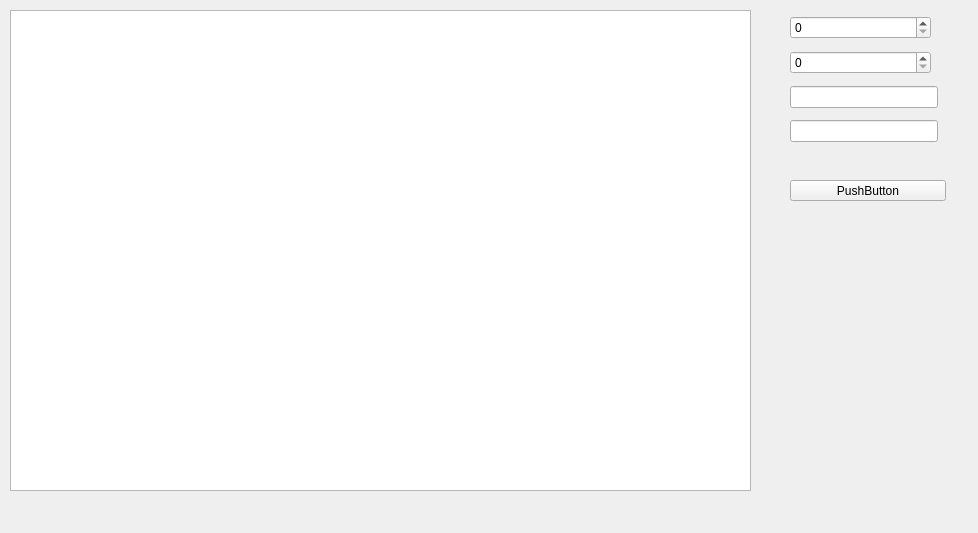
First picture: the form in docking/mainwindow.ui, repository edirab/Studying-Qt, before the edit.
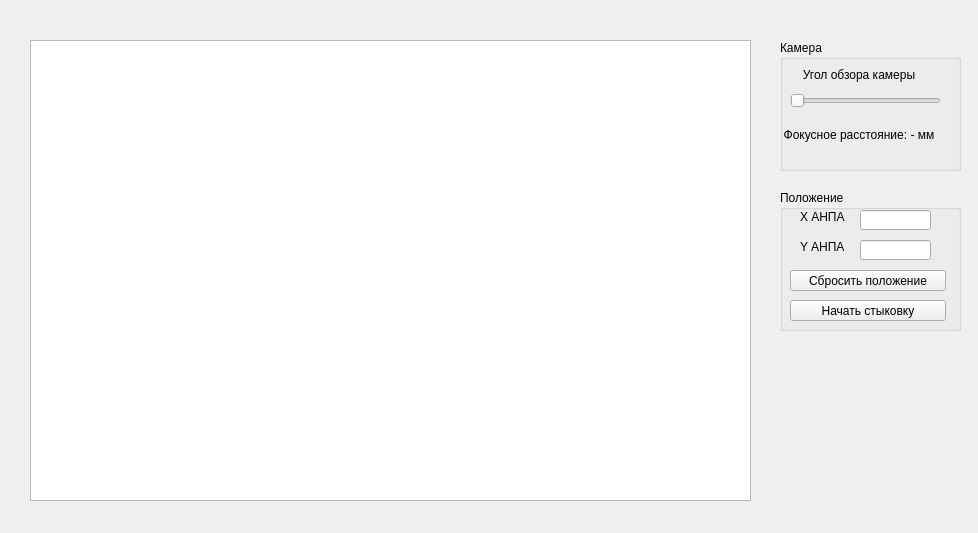
Second picture: the form after the edit.

The edit to the form file:
```diff
--- a/docking/mainwindow.ui
+++ b/docking/mainwindow.ui
@@ -19,26 +19,13 @@
   <property name="windowTitle">
    <string>MainWindow</string>
   </property>
-  <widget class="QPushButton" name="pushButton">
-   <property name="geometry">
-    <rect>
-     <x>790</x>
-     <y>180</y>
-     <width>156</width>
-     <height>21</height>
-    </rect>
-   </property>
-   <property name="text">
-    <string>PushButton</string>
-   </property>
-  </widget>
   <widget class="QGraphicsView" name="graphicsView">
    <property name="geometry">
     <rect>
-     <x>10</x>
-     <y>10</y>
-     <width>741</width>
-     <height>481</height>
+     <x>30</x>
+     <y>40</y>
+     <width>721</width>
+     <height>461</height>
     </rect>
    </property>
    <property name="sizePolicy">
@@ -54,80 +41,178 @@
     <enum>Qt::ScrollBarAlwaysOff</enum>
    </property>
   </widget>
-  <widget class="QWidget" name="layoutWidget">
+  <widget class="QGroupBox" name="groupBox">
    <property name="geometry">
     <rect>
-     <x>790</x>
-     <y>10</y>
-     <width>158</width>
+     <x>780</x>
+     <y>190</y>
+     <width>181</width>
      <height>141</height>
     </rect>
    </property>
-   <layout class="QGridLayout" name="gridLayout">
-    <property name="sizeConstraint">
-     <enum>QLayout::SetDefaultConstraint</enum>
+   <property name="title">
+    <string>Положение</string>
+   </property>
+   <widget class="QPushButton" name="pushButton_startDocking">
+    <property name="geometry">
+     <rect>
+      <x>10</x>
+      <y>110</y>
+      <width>156</width>
+      <height>21</height>
+     </rect>
     </property>
-    <property name="rightMargin">
+    <property name="text">
+     <string>Начать стыковку</string>
+    </property>
+   </widget>
+   <widget class="QPushButton" name="pushButton_resetPos">
+    <property name="geometry">
+     <rect>
+      <x>10</x>
+      <y>80</y>
+      <width>156</width>
+      <height>21</height>
+     </rect>
+    </property>
+    <property name="text">
+     <string>Сбросить положение</string>
+    </property>
+   </widget>
+   <widget class="QLineEdit" name="lineEdit_2">
+    <property name="geometry">
+     <rect>
+      <x>80</x>
+      <y>50</y>
+      <width>71</width>
+      <height>20</height>
+     </rect>
+    </property>
+   </widget>
+   <widget class="QLineEdit" name="lineEdit">
+    <property name="geometry">
+     <rect>
+      <x>80</x>
+      <y>20</y>
+      <width>71</width>
+      <height>20</height>
+     </rect>
+    </property>
+    <property name="sizePolicy">
+     <sizepolicy hsizetype="Expanding" vsizetype="Fixed">
+      <horstretch>0</horstretch>
+      <verstretch>0</verstretch>
+     </sizepolicy>
+    </property>
+   </widget>
+   <widget class="QLabel" name="label_auvX">
+    <property name="geometry">
+     <rect>
+      <x>20</x>
+      <y>20</y>
+      <width>47</width>
+      <height>13</height>
+     </rect>
+    </property>
+    <property name="text">
+     <string>Х АНПА</string>
+    </property>
+   </widget>
+   <widget class="QLabel" name="label_auvY">
+    <property name="geometry">
+     <rect>
+      <x>20</x>
+      <y>50</y>
+      <width>47</width>
+      <height>13</height>
+     </rect>
+    </property>
+    <property name="text">
+     <string>Y АНПА</string>
+    </property>
+   </widget>
+  </widget>
+  <widget class="QGroupBox" name="groupBox_2">
+   <property name="geometry">
+    <rect>
+     <x>780</x>
+     <y>40</y>
+     <width>181</width>
+     <height>131</height>
+    </rect>
+   </property>
+   <property name="title">
+    <string>Камера</string>
+   </property>
+   <widget class="QLabel" name="labelAngleView">
+    <property name="enabled">
+     <bool>true</bool>
+    </property>
+    <property name="geometry">
+     <rect>
+      <x>0</x>
+      <y>10</y>
+      <width>158</width>
+      <height>50</height>
+     </rect>
+    </property>
+    <property name="sizePolicy">
+     <sizepolicy hsizetype="Preferred" vsizetype="Minimum">
+      <horstretch>0</horstretch>
+      <verstretch>0</verstretch>
+     </sizepolicy>
+    </property>
+    <property name="text">
+     <string>Угол обзора камеры</string>
+    </property>
+    <property name="alignment">
+     <set>Qt::AlignCenter</set>
+    </property>
+   </widget>
+   <widget class="QSlider" name="horizontalSlider">
+    <property name="geometry">
+     <rect>
+      <x>10</x>
+      <y>50</y>
+      <width>151</width>
+      <height>22</height>
+     </rect>
+    </property>
+    <property name="minimum">
      <number>10</number>
     </property>
-    <item row="4" column="2">
-     <widget class="QLineEdit" name="lineEdit_2"/>
-    </item>
-    <item row="3" column="2">
-     <widget class="QLineEdit" name="lineEdit">
-      <property name="sizePolicy">
-       <sizepolicy hsizetype="Expanding" vsizetype="Fixed">
-        <horstretch>0</horstretch>
-        <verstretch>0</verstretch>
-       </sizepolicy>
-      </property>
-     </widget>
-    </item>
-    <item row="2" column="2">
-     <widget class="QSpinBox" name="spinBox">
-      <property name="sizePolicy">
-       <sizepolicy hsizetype="Expanding" vsizetype="Fixed">
-        <horstretch>0</horstretch>
-        <verstretch>0</verstretch>
-       </sizepolicy>
-      </property>
-      <property name="minimumSize">
-       <size>
-        <width>0</width>
-        <height>23</height>
-       </size>
-      </property>
-      <property name="maximumSize">
-       <size>
-        <width>141</width>
-        <height>16777215</height>
-       </size>
-      </property>
-     </widget>
-    </item>
-    <item row="1" column="2">
-     <widget class="QSpinBox" name="spinBox_2">
-      <property name="sizePolicy">
-       <sizepolicy hsizetype="Expanding" vsizetype="Fixed">
-        <horstretch>0</horstretch>
-        <verstretch>0</verstretch>
-       </sizepolicy>
-      </property>
-      <property name="minimumSize">
-       <size>
-        <width>0</width>
-        <height>23</height>
-       </size>
-      </property>
-      <property name="maximumSize">
-       <size>
-        <width>141</width>
-        <height>16777215</height>
-       </size>
-      </property>
-     </widget>
-    </item>
-   </layout>
+    <property name="maximum">
+     <number>180</number>
+    </property>
+    <property name="orientation">
+     <enum>Qt::Horizontal</enum>
+    </property>
+   </widget>
+   <widget class="QLabel" name="labelFocalDist">
+    <property name="enabled">
+     <bool>true</bool>
+    </property>
+    <property name="geometry">
+     <rect>
+      <x>0</x>
+      <y>70</y>
+      <width>158</width>
+      <height>50</height>
+     </rect>
+    </property>
+    <property name="sizePolicy">
+     <sizepolicy hsizetype="Preferred" vsizetype="Minimum">
+      <horstretch>0</horstretch>
+      <verstretch>0</verstretch>
+     </sizepolicy>
+    </property>
+    <property name="text">
+     <string>Фокусное расстояние: - мм</string>
+    </property>
+    <property name="alignment">
+     <set>Qt::AlignCenter</set>
+    </property>
+   </widget>
   </widget>
  </widget>
  <resources/>
```
